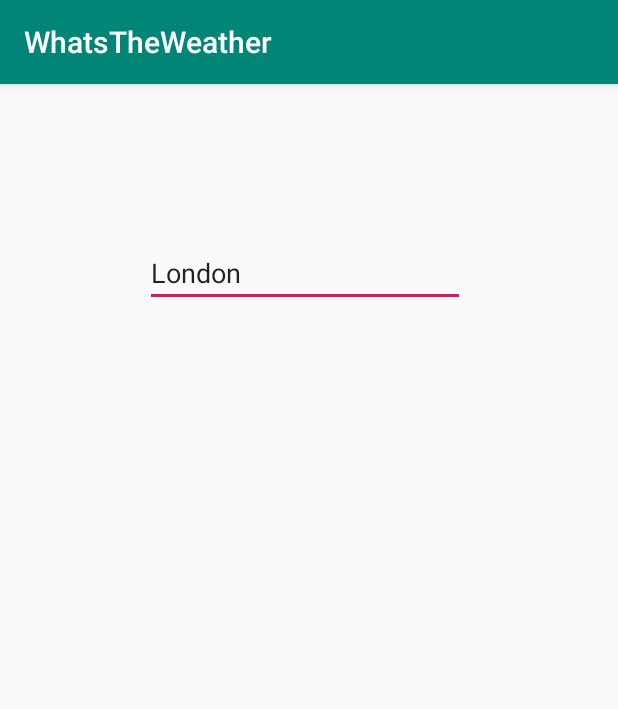
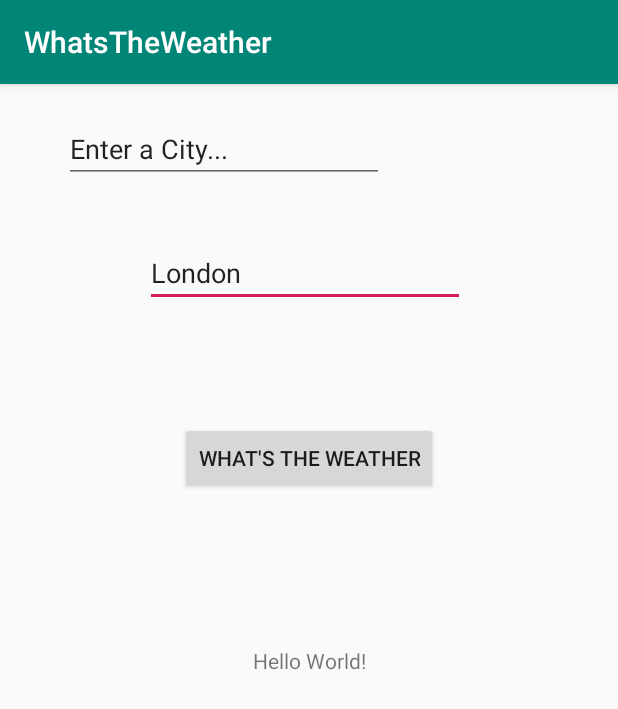
Before and after one commit to Virjanand/AndroidWhatsTheWeather, an Android app: the screen it shows after launch (MainActivity), on a phone screen of 412 x 824 dp. Shown: the top 709 px of the screen. Run offline under Robolectric (Android 15) with nearby library versions, the phone set to English and light mode, and no system bars.

Commit message:
Use API with city on button click

```diff
--- a/app/src/main/java/com/virjanand/whatstheweather/MainActivity.java
+++ b/app/src/main/java/com/virjanand/whatstheweather/MainActivity.java
@@ -4,6 +4,7 @@ import android.os.AsyncTask;
 import android.support.v7.app.AppCompatActivity;
 import android.os.Bundle;
 import android.util.Log;
+import android.view.View;
 import android.widget.TextView;
 
 import org.json.JSONArray;
@@ -22,25 +23,30 @@ public class MainActivity extends AppCompatActivity {
 
     private String city;
 
+    public void inputCity(View view) {
+        TextView cityTextView = findViewById(R.id.cityText);
+        city = cityTextView.getText().toString();
+        displayWeather();
+    }
+
     @Override
     protected void onCreate(Bundle savedInstanceState) {
         super.onCreate(savedInstanceState);
         setContentView(R.layout.activity_main);
 
-        TextView cityTextView = (TextView) findViewById(R.id.cityText);
-        city = cityTextView.getText().toString();
+    }
 
+    private void displayWeather() {
         String weatherDescription = getWeatherDescription();
         TextView weatherText = findViewById(R.id.weatherText);
         weatherText.setText(weatherDescription);
-
     }
 
     private String getWeatherDescription() {
         WeatherDownloader task = new WeatherDownloader();
         String result = "";
         try {
-            result = task.execute("https://api.openweathermap.org/data/2.5/weather?q=" + city + ",uk&appid=714b523529f97f47f15f008164ee02c7").get();
+            result = task.execute("https://api.openweathermap.org/data/2.5/weather?q=" + city + "&appid=714b523529f97f47f15f008164ee02c7").get();
         } catch (ExecutionException e) {
             e.printStackTrace();
         } catch (InterruptedException e) {
@@ -50,18 +56,17 @@ public class MainActivity extends AppCompatActivity {
             JSONObject jsonObject = new JSONObject(result);
             String weatherInfo = jsonObject.getString("weather");
             JSONArray weatherDescriptionJSON = new JSONArray(weatherInfo);
-            String weatherDescription = weatherDescriptionJSON.getJSONObject(0).getString("description");
-            return weatherDescription;
+            return weatherDescriptionJSON.getJSONObject(0).getString("description");
         } catch (JSONException e) {
             e.printStackTrace();
             return "";
         }
     }
 
-    public class WeatherDownloader extends AsyncTask<String, Void, String> {
+    public static class WeatherDownloader extends AsyncTask<String, Void, String> {
         @Override
         protected String doInBackground(String... urls) {
-            String result = "";
+            StringBuilder result = new StringBuilder();
             try {
                 URL apiUrl = new URL(urls[0]);
                 HttpURLConnection connection = (HttpURLConnection) apiUrl.openConnection();
@@ -70,10 +75,10 @@ public class MainActivity extends AppCompatActivity {
                 int data = reader.read();
                 while (data != -1) {
                     char current = (char) data;
-                    result += current;
+                    result.append(current);
                     data = reader.read();
                 }
-                return result;
+                return result.toString();
 
             } catch (Exception e) {
                 e.printStackTrace();
--- a/app/src/main/res/layout/activity_main.xml
+++ b/app/src/main/res/layout/activity_main.xml
@@ -34,4 +34,39 @@
         app:layout_constraintStart_toStartOf="parent"
         app:layout_constraintTop_toTopOf="parent" />
 
+    <Button
+        android:id="@+id/button"
+        android:layout_width="wrap_content"
+        android:layout_height="wrap_content"
+        android:layout_marginStart="118dp"
+        android:layout_marginLeft="118dp"
+        android:layout_marginTop="72dp"
+        android:layout_marginEnd="118dp"
+        android:layout_marginRight="118dp"
+        android:layout_marginBottom="97dp"
+        android:onClick="inputCity"
+        android:text="What's the weather"
+        app:layout_constraintBottom_toTopOf="@+id/weatherText"
+        app:layout_constraintEnd_toEndOf="parent"
+        app:layout_constraintStart_toStartOf="parent"
+        app:layout_constraintTop_toBottomOf="@+id/cityText" />
+
+    <EditText
+        android:id="@+id/editText2"
+        android:layout_width="wrap_content"
+        android:layout_height="wrap_content"
+        android:layout_marginStart="42dp"
+        android:layout_marginLeft="42dp"
+        android:layout_marginTop="16dp"
+        android:layout_marginEnd="156dp"
+        android:layout_marginRight="156dp"
+        android:layout_marginBottom="33dp"
+        android:ems="10"
+        android:inputType="textPersonName"
+        android:text="Enter a City..."
+        app:layout_constraintBottom_toTopOf="@+id/cityText"
+        app:layout_constraintEnd_toEndOf="parent"
+        app:layout_constraintStart_toStartOf="parent"
+        app:layout_constraintTop_toTopOf="parent" />
+
 </android.support.constraint.ConstraintLayout>
```
Also changed, not shown: 1 other file.
